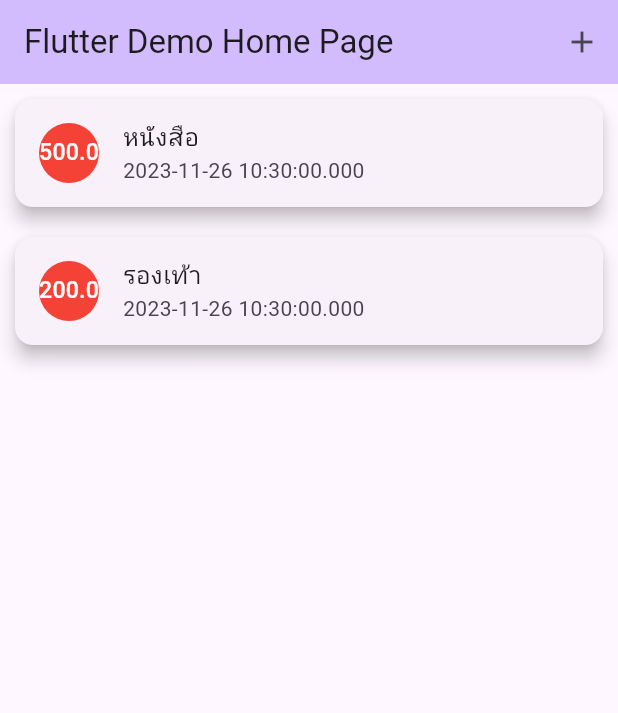
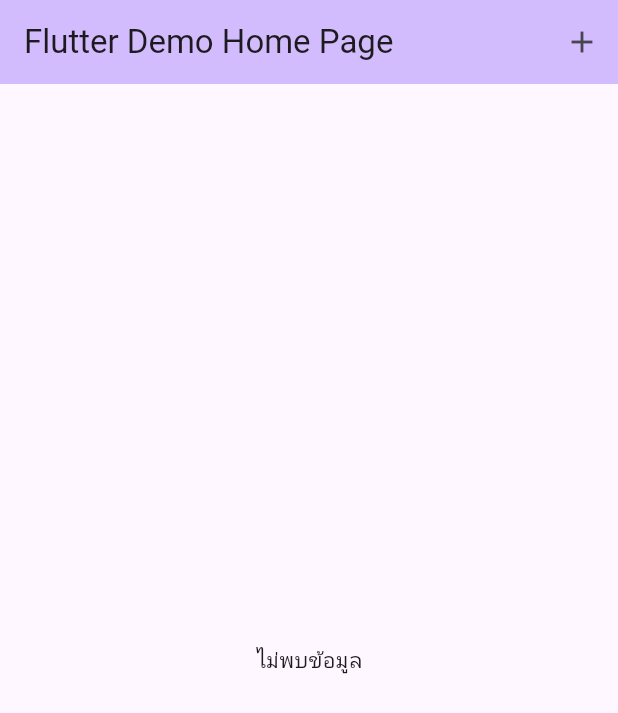
Before and after one commit to pondforwork/Flutter_DB, a Flutter app: the screen it shows after launch, on a phone screen of 412 x 824 dp. Shown: the top 713 px of the screen. Run offline on Flutter 3.47's test engine with Material 2 defaults, Android fonts, the phone set to English and light mode, and no system bars.

Commit message:
if blank

```diff
--- a/lib/main.dart
+++ b/lib/main.dart
@@ -59,7 +59,11 @@ class _MyHomePageState extends State<MyHomePage> {
         ),
         body:
             Consumer(builder: ((context, TransactionProvider provider, child) {
-          return ListView.builder(
+          var count = provider.transactions.length;
+          if(count <= 0){
+            return Center(child: const Text("ไม่พบข้อมูล"),);
+          }else{
+            return ListView.builder(
             itemCount: provider.transactions.length,
             itemBuilder: (context, int index) {
               Transaction data = provider.transactions[index];
@@ -86,6 +90,7 @@ class _MyHomePageState extends State<MyHomePage> {
               );
             },
           );
+          }
         })));
   }
 }
--- a/lib/providers/transaction_provider.dart
+++ b/lib/providers/transaction_provider.dart
@@ -3,8 +3,8 @@ import 'package:flutter_database/models/Transaction.dart';
 
 class TransactionProvider with ChangeNotifier {
   List<Transaction> transactions = [
-    Transaction(title: "หนังสือ", amount: 500, date: DateTime.now()),
-    Transaction(title: "รองเท้า", amount: 200, date: DateTime.now())
+    // Transaction(title: "หนังสือ", amount: 500, date: DateTime.now()),
+    // Transaction(title: "รองเท้า", amount: 200, date: DateTime.now())
   ];
 
   List<Transaction>getTransaction(){
```
